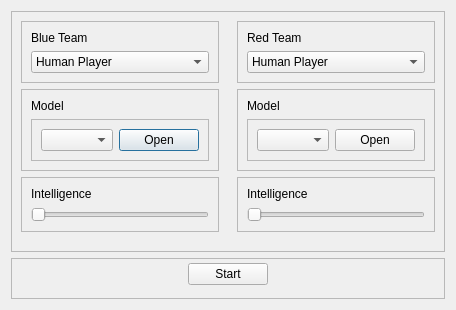
Qt form ui/dialogs/open_practice_draft.ui (elian-olbz/mlbb-drafting-and-simulation-tools) before a commit.
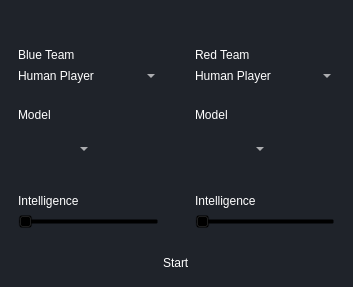
The same form after that commit. Icons and pictures are not drawn.

```diff
--- a/ui/dialogs/open_practice_draft.ui
+++ b/ui/dialogs/open_practice_draft.ui
@@ -6,15 +6,112 @@
    <rect>
     <x>0</x>
     <y>0</y>
-    <width>434</width>
-    <height>310</height>
+    <width>353</width>
+    <height>287</height>
    </rect>
   </property>
   <property name="windowTitle">
-   <string>Dialog</string>
+   <string>Select Player Types</string>
   </property>
   <layout class="QVBoxLayout" name="verticalLayout">
+   <property name="spacing">
+    <number>0</number>
+   </property>
+   <property name="leftMargin">
+    <number>0</number>
+   </property>
+   <property name="topMargin">
+    <number>0</number>
+   </property>
+   <property name="rightMargin">
+    <number>0</number>
+   </property>
+   <property name="bottomMargin">
+    <number>0</number>
+   </property>
    <item>
+    <widget class="QWidget" name="main_widget" native="true">
+     <property name="styleSheet">
+      <string notr="true">*{
+border:none;
+background-color:transparent;
+background:transparent;
+padding:0;
+margin:0;
+color:#fff
+}
+#main_widget{
+background-color:#1f232a;
+}
+
+QPushButton{
+text-align:left;
+padding: 5px 10px;
+border-top-left-radius: 10px;
+border-bottom-left-radius: 10px;
+}</string>
+     </property>
+     <layout class="QVBoxLayout" name="verticalLayout_11">
+      <property name="spacing">
+       <number>0</number>
+      </property>
+      <property name="leftMargin">
+       <number>0</number>
+      </property>
+      <property name="topMargin">
+       <number>0</number>
+      </property>
+      <property name="rightMargin">
+       <number>0</number>
+      </property>
+      <property name="bottomMargin">
+       <number>0</number>
+      </property>
+      <item alignment="Qt::AlignRight|Qt::AlignTop">
+       <widget class="QFrame" name="nav_frame">
+        <property name="minimumSize">
+         <size>
+          <width>0</width>
+          <height>0</height>
+         </size>
+        </property>
+        <property name="frameShape">
+         <enum>QFrame::StyledPanel</enum>
+        </property>
+        <property name="frameShadow">
+         <enum>QFrame::Raised</enum>
+        </property>
+        <layout class="QHBoxLayout" name="horizontalLayout_4">
+         <property name="spacing">
+          <number>0</number>
+         </property>
+         <property name="leftMargin">
+          <number>0</number>
+         </property>
+         <property name="topMargin">
+          <number>0</number>
+         </property>
+         <property name="rightMargin">
+          <number>0</number>
+         </property>
+         <property name="bottomMargin">
+          <number>0</number>
+         </property>
+         <item>
+          <widget class="QPushButton" name="exit_button">
+           <property name="text">
+            <string/>
+           </property>
+           <property name="icon">
+            <iconset resource="../rsc.qrc">
+             <normaloff>:/icons/icons/x.svg</normaloff>:/icons/icons/x.svg</iconset>
+           </property>
+          </widget>
+         </item>
+        </layout>
+       </widget>
+      </item>
+      <item alignment="Qt::AlignTop">
     <widget class="QFrame" name="players_frame">
      <property name="frameShape">
       <enum>QFrame::StyledPanel</enum>
@@ -41,6 +138,12 @@
       <item>
        <widget class="QWidget" name="blue_container" native="true">
         <layout class="QVBoxLayout" name="verticalLayout_7">
+            <property name="topMargin">
+             <number>0</number>
+            </property>
+            <property name="bottomMargin">
+             <number>0</number>
+            </property>
          <item>
           <widget class="QFrame" name="blue_type_frame">
            <property name="frameShape">
@@ -58,7 +161,7 @@
              </widget>
             </item>
             <item>
-             <widget class="QComboBox" name="comboBox">
+                <widget class="QComboBox" name="blue_combo_box">
               <item>
                <property name="text">
                 <string>Human Player</string>
@@ -100,12 +203,23 @@
               </property>
               <layout class="QHBoxLayout" name="horizontalLayout_2">
                <item>
-                <widget class="QComboBox" name="comboBox_3"/>
-               </item>
-               <item>
-                <widget class="QPushButton" name="pushButton_2">
+                   <widget class="QComboBox" name="blue_model_combo">
+                    <property name="sizePolicy">
+                     <sizepolicy hsizetype="Expanding" vsizetype="Fixed">
+                      <horstretch>0</horstretch>
+                      <verstretch>0</verstretch>
+                     </sizepolicy>
+                    </property>
+                   </widget>
+                  </item>
+                  <item alignment="Qt::AlignRight">
+                   <widget class="QPushButton" name="blue_open">
                  <property name="text">
-                  <string>Open</string>
+                     <string/>
+                    </property>
+                    <property name="icon">
+                     <iconset resource="../rsc.qrc">
+                      <normaloff>:/icons/icons/folder-plus.svg</normaloff>:/icons/icons/folder-plus.svg</iconset>
                  </property>
                 </widget>
                </item>
@@ -132,7 +246,7 @@
              </widget>
             </item>
             <item>
-             <widget class="QSlider" name="horizontalSlider">
+                <widget class="QSlider" name="blue_slider">
               <property name="orientation">
                <enum>Qt::Horizontal</enum>
               </property>
@@ -147,6 +261,12 @@
       <item>
        <widget class="QWidget" name="red_container" native="true">
         <layout class="QVBoxLayout" name="verticalLayout_8">
+            <property name="topMargin">
+             <number>0</number>
+            </property>
+            <property name="bottomMargin">
+             <number>0</number>
+            </property>
          <item>
           <widget class="QFrame" name="blue_type_frame_2">
            <property name="frameShape">
@@ -164,7 +284,7 @@
              </widget>
             </item>
             <item>
-             <widget class="QComboBox" name="comboBox_2">
+                <widget class="QComboBox" name="red_combo_box">
               <item>
                <property name="text">
                 <string>Human Player</string>
@@ -206,12 +326,23 @@
               </property>
               <layout class="QHBoxLayout" name="horizontalLayout_3">
                <item>
-                <widget class="QComboBox" name="comboBox_4"/>
-               </item>
-               <item>
-                <widget class="QPushButton" name="pushButton_3">
+                   <widget class="QComboBox" name="red_model_combo">
+                    <property name="sizePolicy">
+                     <sizepolicy hsizetype="Expanding" vsizetype="Fixed">
+                      <horstretch>0</horstretch>
+                      <verstretch>0</verstretch>
+                     </sizepolicy>
+                    </property>
+                   </widget>
+                  </item>
+                  <item alignment="Qt::AlignRight">
+                   <widget class="QPushButton" name="red_open_file">
                  <property name="text">
-                  <string>Open</string>
+                     <string/>
+                    </property>
+                    <property name="icon">
+                     <iconset resource="../rsc.qrc">
+                      <normaloff>:/icons/icons/folder-plus.svg</normaloff>:/icons/icons/folder-plus.svg</iconset>
                  </property>
                 </widget>
                </item>
@@ -238,7 +369,7 @@
              </widget>
             </item>
             <item>
-             <widget class="QSlider" name="horizontalSlider_2">
+                <widget class="QSlider" name="red_slider">
               <property name="orientation">
                <enum>Qt::Horizontal</enum>
               </property>
@@ -283,6 +414,11 @@
    </item>
   </layout>
  </widget>
- <resources/>
+   </item>
+  </layout>
+ </widget>
+ <resources>
+  <include location="../rsc.qrc"/>
+ </resources>
  <connections/>
 </ui>
```
Lines whose indentation alone changed are shown as unchanged.
